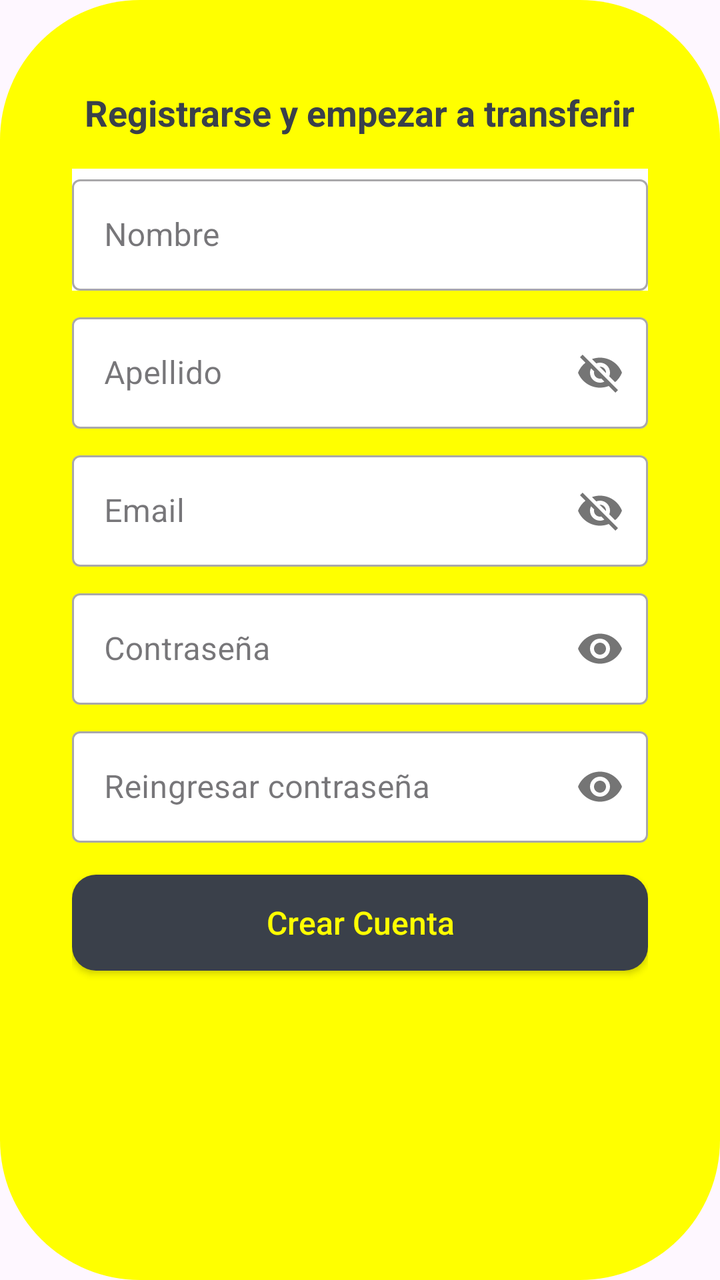
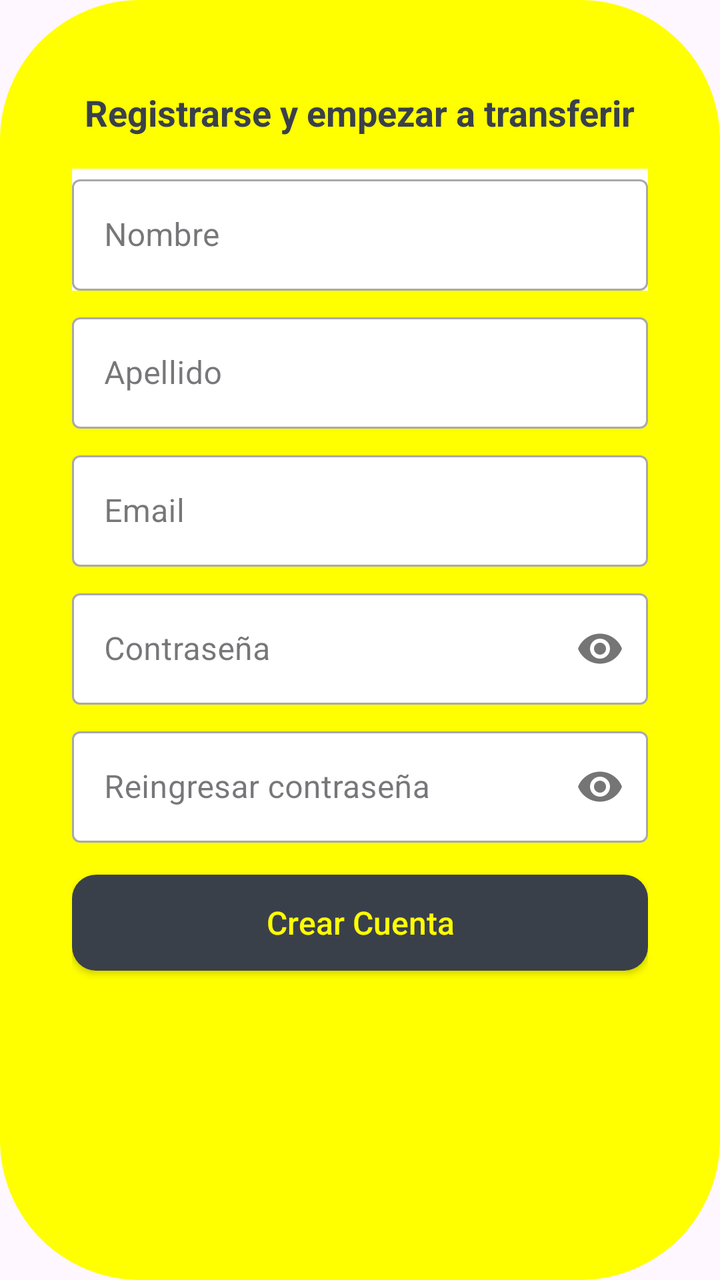

Before-and-after screenshots of an Android layout around one commit, followed by the original layout XML and the change that was made.
<!-- AndroidManifest.xml: application theme Theme.AlkeWalletInterface -->
<!-- res/layout/fragment_signup.xml -->
<?xml version="1.0" encoding="utf-8"?>
    <LinearLayout xmlns:android="http://schemas.android.com/apk/res/android"
        xmlns:app="http://schemas.android.com/apk/res-auto"
        android:layout_width="match_parent"
        android:layout_height="match_parent"
        android:gravity="center_horizontal"
        android:orientation="vertical"
        android:padding="36dp"
        android:background="@drawable/btn_rounded_yellow">

        <TextView
            android:layout_width="wrap_content"
            android:layout_height="wrap_content"
            android:layout_marginTop="8dp"
            android:layout_marginBottom="16dp"
            android:text="Registrarse y empezar a transferir"
            android:textColor="#3A404A"
            android:textSize="18sp"
            android:textStyle="bold" />

        
        <com.google.android.material.textfield.TextInputLayout
            style="@style/Widget.MaterialComponents.TextInputLayout.OutlinedBox"
            android:layout_width="match_parent"
            android:layout_height="wrap_content"
            android:background="@android:color/white"
            android:hint="Nombre">
            <com.google.android.material.textfield.TextInputEditText
                android:layout_width="match_parent"
                android:layout_height="wrap_content"
                android:focusable="true"
                android:focusableInTouchMode="true" />
        </com.google.android.material.textfield.TextInputLayout>

        
        <com.google.android.material.textfield.TextInputLayout
            style="@style/Widget.MaterialComponents.TextInputLayout.OutlinedBox"
            android:layout_width="match_parent"
            android:layout_height="wrap_content"
            android:layout_marginTop="8dp"
            app:boxBackgroundColor="#FFFFFF"
            app:boxBackgroundMode="outline"
            app:passwordToggleEnabled="true"
            android:hint="Apellido">

            <com.google.android.material.textfield.TextInputEditText
                android:layout_width="match_parent"
                android:layout_height="wrap_content"
                android:focusable="true"
                android:focusableInTouchMode="true" />
        </com.google.android.material.textfield.TextInputLayout>

        
        <com.google.android.material.textfield.TextInputLayout
            style="@style/Widget.MaterialComponents.TextInputLayout.OutlinedBox"
            android:layout_width="match_parent"
            android:layout_height="wrap_content"
            android:layout_marginTop="8dp"
            app:boxBackgroundColor="#FFFFFF"
            app:boxBackgroundMode="outline"
            app:passwordToggleEnabled="true"
            android:hint="Email">
            <com.google.android.material.textfield.TextInputEditText
                android:layout_width="match_parent"
                android:layout_height="wrap_content"
                android:inputType="textEmailAddress"
                android:focusable="true"
                android:focusableInTouchMode="true" />
        </com.google.android.material.textfield.TextInputLayout>

        
        <com.google.android.material.textfield.TextInputLayout
            style="@style/Widget.MaterialComponents.TextInputLayout.OutlinedBox"
            android:layout_width="match_parent"
            android:layout_height="wrap_content"
            android:layout_marginTop="8dp"
            app:boxBackgroundColor="#FFFFFF"
            app:boxBackgroundMode="outline"
            app:passwordToggleEnabled="true"
            android:hint="Contraseña">
            <com.google.android.material.textfield.TextInputEditText
                android:layout_width="match_parent"
                android:layout_height="wrap_content"
                android:inputType="textPassword"
                android:focusable="true"
                android:focusableInTouchMode="true" />
        </com.google.android.material.textfield.TextInputLayout>

        
        <com.google.android.material.textfield.TextInputLayout
            style="@style/Widget.MaterialComponents.TextInputLayout.OutlinedBox"
            android:layout_width="match_parent"
            android:layout_height="wrap_content"
            android:layout_marginTop="8dp"
            app:boxBackgroundColor="#FFFFFF"
            app:boxBackgroundMode="outline"
            app:passwordToggleEnabled="true"
            android:hint="Reingresar contraseña">
            <com.google.android.material.textfield.TextInputEditText
                android:layout_width="match_parent"
                android:layout_height="wrap_content"
                android:inputType="textPassword"
                android:focusable="true"
                android:focusableInTouchMode="true"                />
        </com.google.android.material.textfield.TextInputLayout>

        
        <androidx.appcompat.widget.AppCompatButton
            android:id="@+id/btnRegister"
            android:layout_width="match_parent"
            android:layout_height="wrap_content"
            android:layout_marginTop="16dp"
            android:background="@drawable/btn_rounded_primary"
            android:text="Crear Cuenta"
            android:textAllCaps="false"
            android:textColor="#FFFF00"
            android:textSize="16sp" />

    </LinearLayout>
<!-- resources referenced by this layout -->
<resources>
  <!-- drawable btn_rounded_primary (drawable) -->
  <?xml version="1.0" encoding="utf-8"?>
  <shape xmlns:android="http://schemas.android.com/apk/res/android"
      android:shape="rectangle">
      <solid android:color="#3A404A" /> 
      <corners android:radius="12dp" /> 
  </shape>
  <!-- drawable btn_rounded_yellow (drawable) -->
  <?xml version="1.0" encoding="utf-8"?>
  <shape xmlns:android="http://schemas.android.com/apk/res/android"
      android:shape="rectangle">
      <solid android:color="#FFFF00" />
      <corners android:radius="70dp" />
  </shape>
  <style name="Theme.AlkeWalletInterface" parent="Base.Theme.AlkeWalletInterface" />
  <style name="Base.Theme.AlkeWalletInterface" parent="Theme.Material3.DayNight.NoActionBar">
          
          
      </style>
</resources>

<!-- the commit's change to res/layout/fragment_signup.xml (unified diff, before → after) -->
@@ -26,6 +26,7 @@
             android:background="@android:color/white"
             android:hint="Nombre">
             <com.google.android.material.textfield.TextInputEditText
+                android:id="@+id/txtSignupName"
                 android:layout_width="match_parent"
                 android:layout_height="wrap_content"
                 android:focusable="true"
@@ -40,10 +41,10 @@
             android:layout_marginTop="8dp"
             app:boxBackgroundColor="#FFFFFF"
             app:boxBackgroundMode="outline"
-            app:passwordToggleEnabled="true"
             android:hint="Apellido">
 
             <com.google.android.material.textfield.TextInputEditText
+                android:id="@+id/txtSignupLastName"
                 android:layout_width="match_parent"
                 android:layout_height="wrap_content"
                 android:focusable="true"
@@ -58,9 +59,9 @@
             android:layout_marginTop="8dp"
             app:boxBackgroundColor="#FFFFFF"
             app:boxBackgroundMode="outline"
-            app:passwordToggleEnabled="true"
             android:hint="Email">
             <com.google.android.material.textfield.TextInputEditText
+                android:id="@+id/txtSignupEmail"
                 android:layout_width="match_parent"
                 android:layout_height="wrap_content"
                 android:inputType="textEmailAddress"
@@ -75,15 +76,13 @@
             android:layout_height="wrap_content"
             android:layout_marginTop="8dp"
             app:boxBackgroundColor="#FFFFFF"
-            app:boxBackgroundMode="outline"
             app:passwordToggleEnabled="true"
             android:hint="Contraseña">
             <com.google.android.material.textfield.TextInputEditText
+                android:id="@+id/txtSignupPassword"
                 android:layout_width="match_parent"
                 android:layout_height="wrap_content"
-                android:inputType="textPassword"
-                android:focusable="true"
-                android:focusableInTouchMode="true" />
+                android:inputType="textPassword"/>
         </com.google.android.material.textfield.TextInputLayout>
 
         
@@ -97,11 +96,10 @@
             app:passwordToggleEnabled="true"
             android:hint="Reingresar contraseña">
             <com.google.android.material.textfield.TextInputEditText
+                android:id="@+id/txtSignupConfirmPassword"
                 android:layout_width="match_parent"
                 android:layout_height="wrap_content"
-                android:inputType="textPassword"
-                android:focusable="true"
-                android:focusableInTouchMode="true"                />
+                android:inputType="textPassword"               />
         </com.google.android.material.textfield.TextInputLayout>
 
         
@@ -116,4 +114,12 @@
             android:textColor="#FFFF00"
             android:textSize="16sp" />
 
+        <ProgressBar
+            android:id="@+id/progressBarSignup"
+            android:layout_width="wrap_content"
+            android:layout_height="wrap_content"
+            android:layout_marginTop="12dp"
+            android:indeterminateTint="#3A404A"
+            android:visibility="gone" />
+
     </LinearLayout>
